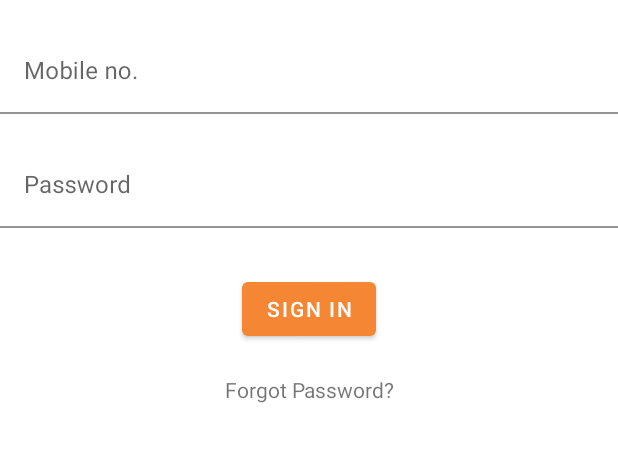
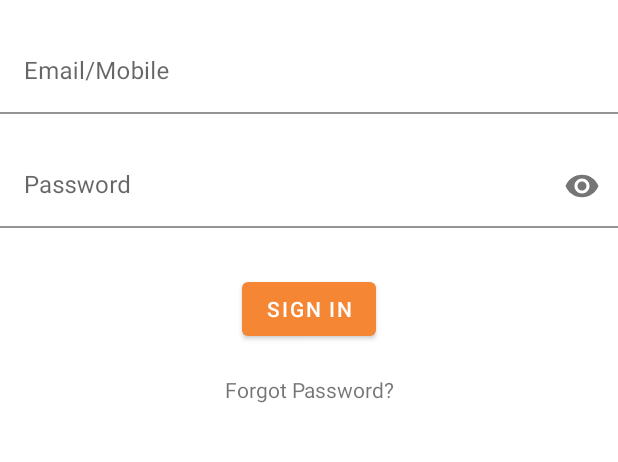
Before and after one commit to Apprail/orangefly, an Android app: the layout fragment_login.xml on its own in the app's theme, with its tools: preview values and no code run, on a phone screen of 412 x 824 dp, the part 506-968 px from its top. Run offline under Robolectric (Android 15) with nearby library versions, the light colour scheme and no system bars.

Commit message:
1. Included API urls and Progress dialog while login

```diff
--- a/app/src/main/java/com/example/orangefly/api/RetrofitClient.java
+++ b/app/src/main/java/com/example/orangefly/api/RetrofitClient.java
@@ -4,7 +4,7 @@ import retrofit2.Retrofit;
 import retrofit2.converter.gson.GsonConverterFactory;
 
 public class RetrofitClient {
-    private static final String BASE_URL = "";
+    private static final String BASE_URL = "http://172.22.246.105:9595/";
     private static RetrofitClient mInstance;
     private Retrofit retrofit;
     private RetrofitClient(){
--- a/app/src/main/res/layout/fragment_login.xml
+++ b/app/src/main/res/layout/fragment_login.xml
@@ -2,6 +2,7 @@
 <ScrollView xmlns:android="http://schemas.android.com/apk/res/android"
     android:layout_width="match_parent"
     android:layout_height="match_parent"
+    xmlns:app="http://schemas.android.com/apk/res-auto"
     android:fillViewport="true">
 
     <LinearLayout xmlns:android="http://schemas.android.com/apk/res/android"
@@ -31,16 +32,17 @@
                 android:layout_height="wrap_content"
                 android:id="@+id/username"
                 android:background="@color/white"
-                android:hint="Mobile no."
+                android:hint="Email/Mobile"
                 android:imeOptions="actionNext"
-                android:maxLength="10"
-                android:inputType="number"/>
+                android:inputType="text"/>
         </com.google.android.material.textfield.TextInputLayout>
 
         <com.google.android.material.textfield.TextInputLayout
             android:layout_width="match_parent"
             android:layout_height="wrap_content"
-            android:layout_marginTop="20dp">
+            android:layout_marginTop="20dp"
+            app:passwordToggleEnabled="true"
+            >
 
             <EditText
                 android:layout_width="match_parent"
@@ -57,7 +59,7 @@
             android:layout_width="wrap_content"
             android:layout_height="wrap_content"
             android:layout_gravity="center_vertical|center_horizontal"
-            android:id="@+id/btn_login_id"
+            android:id="@+id/btn_login"
             android:text="Sign In"
             android:layout_marginTop="30dp"/>
 
```
Also changed, not shown: app/src/main/java/com/example/orangefly/ui/login/LoginFragment.java (+18 -6 lines).
